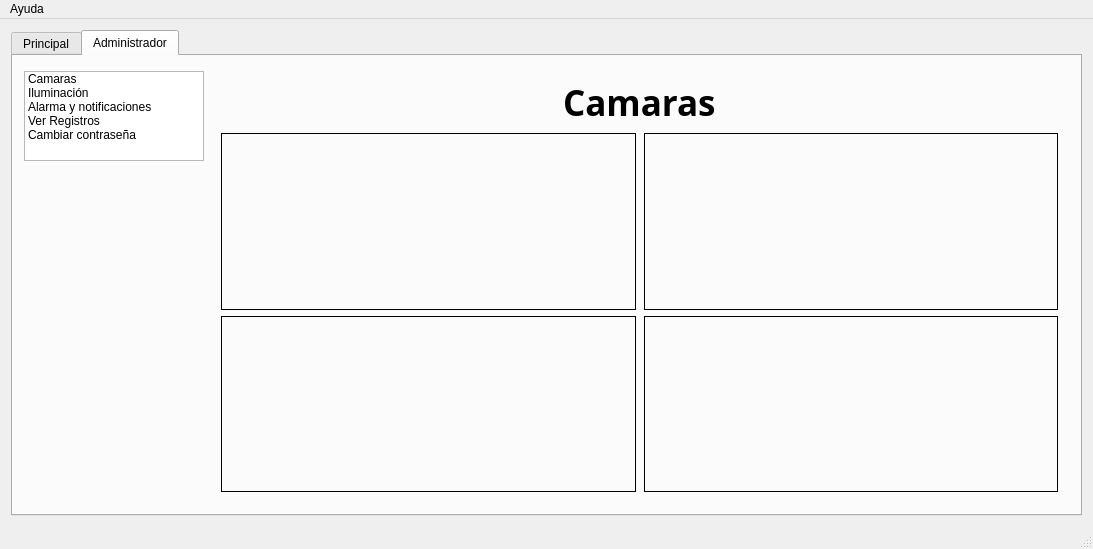
Before: the Qt Designer form mainwindow.ui in AlejoRMinetti/domopencv, drawn with Qt 5.
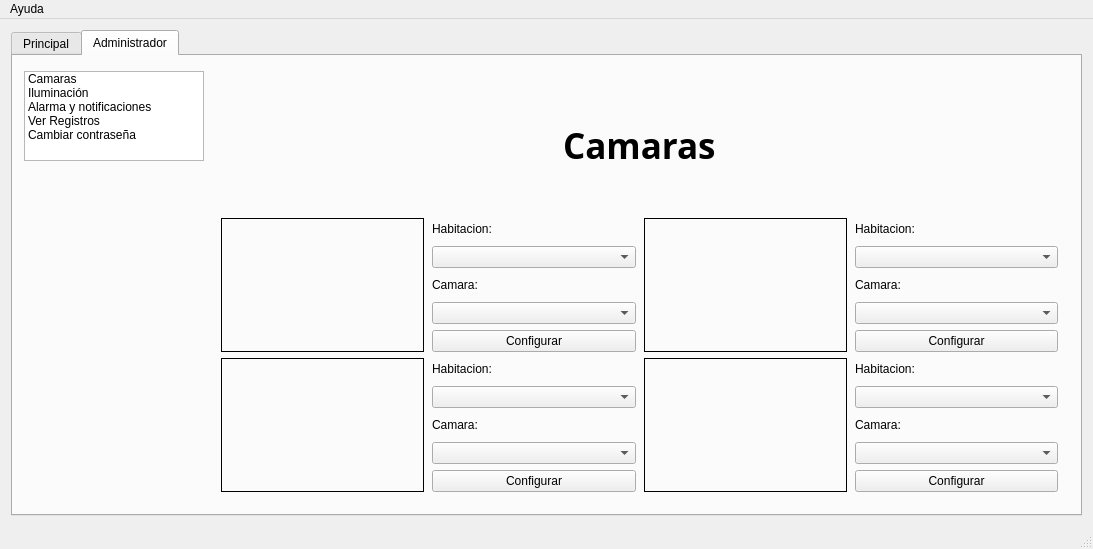
After: the same form once the commit is applied. The open tabs and pages were chosen to show the change. Icons and pictures are not drawn.

Commit message: Intento de incorporar modulo de configuracion de camara

What changed in the file:
```diff
--- a/mainwindow.ui
+++ b/mainwindow.ui
@@ -475,7 +475,7 @@
              <number>0</number>
             </property>
             <widget class="QWidget" name="page">
-             <layout class="QVBoxLayout" name="verticalLayout_12" stretch="0,20,20">
+             <layout class="QVBoxLayout" name="verticalLayout_12">
               <item>
                <layout class="QHBoxLayout" name="horizontalLayout_25" stretch="0,0,0">
                 <property name="spacing">
@@ -569,6 +569,37 @@
                   </property>
                  </widget>
                 </item>
+                <item>
+                 <layout class="QVBoxLayout" name="verticalLayout_18">
+                  <item>
+                   <widget class="QLabel" name="label_13">
+                    <property name="text">
+                     <string>Habitacion:</string>
+                    </property>
+                   </widget>
+                  </item>
+                  <item>
+                   <widget class="QComboBox" name="comboBox_habit_7"/>
+                  </item>
+                  <item>
+                   <widget class="QLabel" name="label_14">
+                    <property name="text">
+                     <string>Camara:</string>
+                    </property>
+                   </widget>
+                  </item>
+                  <item>
+                   <widget class="QComboBox" name="comboBox_cam_fuente_7"/>
+                  </item>
+                  <item>
+                   <widget class="QPushButton" name="pushButton_config_cam1">
+                    <property name="text">
+                     <string>Configurar</string>
+                    </property>
+                   </widget>
+                  </item>
+                 </layout>
+                </item>
                 <item>
                  <widget class="QLabel" name="cam2">
                   <property name="minimumSize">
@@ -603,6 +634,37 @@
                   </property>
                  </widget>
                 </item>
+                <item>
+                 <layout class="QVBoxLayout" name="verticalLayout_16">
+                  <item>
+                   <widget class="QLabel" name="label_9">
+                    <property name="text">
+                     <string>Habitacion:</string>
+                    </property>
+                   </widget>
+                  </item>
+                  <item>
+                   <widget class="QComboBox" name="comboBox_habit_5"/>
+                  </item>
+                  <item>
+                   <widget class="QLabel" name="label_10">
+                    <property name="text">
+                     <string>Camara:</string>
+                    </property>
+                   </widget>
+                  </item>
+                  <item>
+                   <widget class="QComboBox" name="comboBox_cam_fuente_5"/>
+                  </item>
+                  <item>
+                   <widget class="QPushButton" name="pushButton_config_cam2">
+                    <property name="text">
+                     <string>Configurar</string>
+                    </property>
+                   </widget>
+                  </item>
+                 </layout>
+                </item>
                </layout>
               </item>
               <item>
@@ -644,6 +706,37 @@
                   </property>
                  </widget>
                 </item>
+                <item>
+                 <layout class="QVBoxLayout" name="verticalLayout_15">
+                  <item>
+                   <widget class="QLabel" name="label_7">
+                    <property name="text">
+                     <string>Habitacion:</string>
+                    </property>
+                   </widget>
+                  </item>
+                  <item>
+                   <widget class="QComboBox" name="comboBox_habit_4"/>
+                  </item>
+                  <item>
+                   <widget class="QLabel" name="label_8">
+                    <property name="text">
+                     <string>Camara:</string>
+                    </property>
+                   </widget>
+                  </item>
+                  <item>
+                   <widget class="QComboBox" name="comboBox_cam_fuente_4"/>
+                  </item>
+                  <item>
+                   <widget class="QPushButton" name="pushButton_config_cam3">
+                    <property name="text">
+                     <string>Configurar</string>
+                    </property>
+                   </widget>
+                  </item>
+                 </layout>
+                </item>
                 <item>
                  <widget class="QLabel" name="cam4">
                   <property name="minimumSize">
@@ -678,6 +771,37 @@
                   </property>
                  </widget>
                 </item>
+                <item>
+                 <layout class="QVBoxLayout" name="verticalLayout_17">
+                  <item>
+                   <widget class="QLabel" name="label_11">
+                    <property name="text">
+                     <string>Habitacion:</string>
+                    </property>
+                   </widget>
+                  </item>
+                  <item>
+                   <widget class="QComboBox" name="comboBox_habit_6"/>
+                  </item>
+                  <item>
+                   <widget class="QLabel" name="label_12">
+                    <property name="text">
+                     <string>Camara:</string>
+                    </property>
+                   </widget>
+                  </item>
+                  <item>
+                   <widget class="QComboBox" name="comboBox_cam_fuente_6"/>
+                  </item>
+                  <item>
+                   <widget class="QPushButton" name="pushButton_config_cam4">
+                    <property name="text">
+                     <string>Configurar</string>
+                    </property>
+                   </widget>
+                  </item>
+                 </layout>
+                </item>
                </layout>
               </item>
              </layout>
```
Left out of the diff: 2 changed lines with no effect on the pictures. The commit also changes 9 other files.
